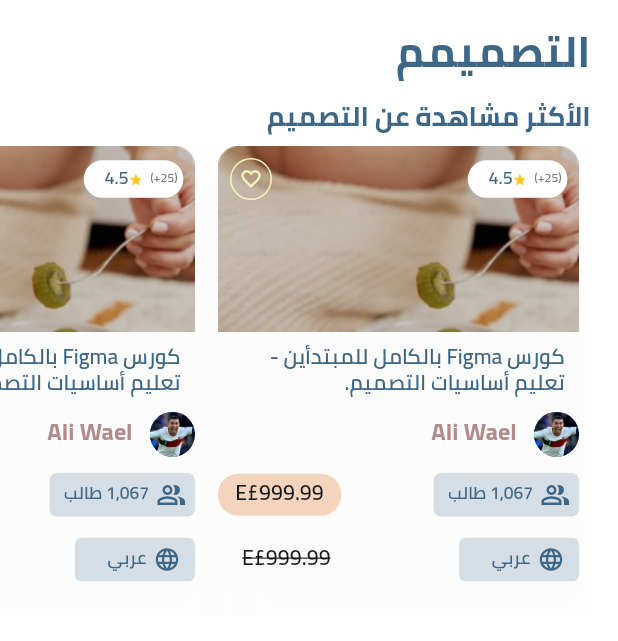
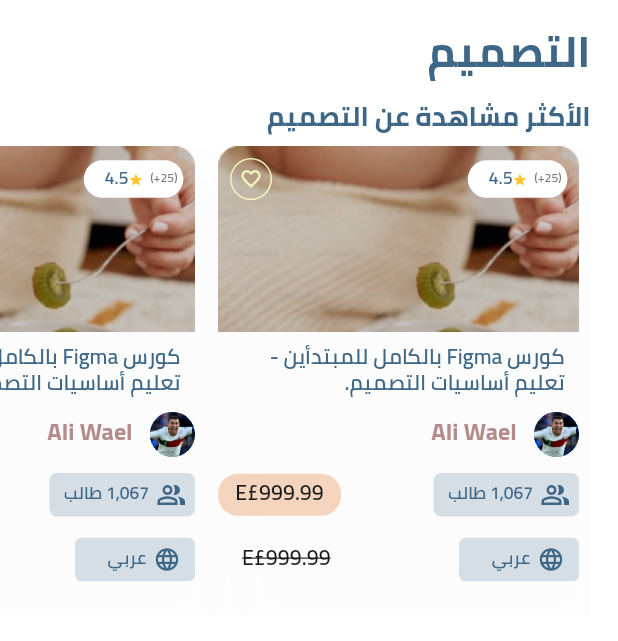
Before and after one commit to ahmedhany20200050/deraya, a Flutter app: the SubcategoriesScreen screen opened directly, on a phone screen of 412 x 824 dp, the part 135-776 px from its top. Run offline on Flutter 3.47's test engine with Material 2 defaults, Android fonts, the phone set to English and light mode, and no system bars; our stand-ins replace animate_do, auto_size_text, bloc, easy_localization, flutter_bloc, flutter_screenutil and 7 more; missing offline and left inert: autoscale_tabbarview; accounts and stored records are empty; network calls fail.

Commit message:
fixed (tasmeem)

```diff
--- a/lib/presentation/screens/home/subcategories_screen.dart
+++ b/lib/presentation/screens/home/subcategories_screen.dart
@@ -33,7 +33,7 @@ class SubcategoriesScreen extends StatelessWidget {
                   ),
                   24.ph,
                   TextWidget(
-                    title: 'التصميمم',
+                    title: 'التصميم',
                     fontSize: 32.sp,
                     fontWeight: FontWeight.bold,
                     color: AppColors.primary,
```
